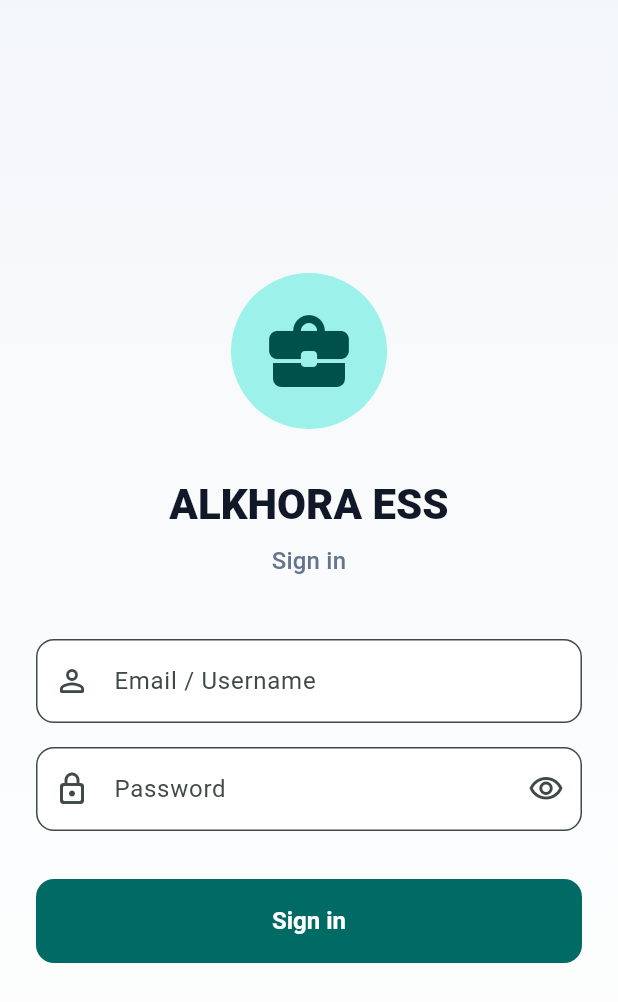
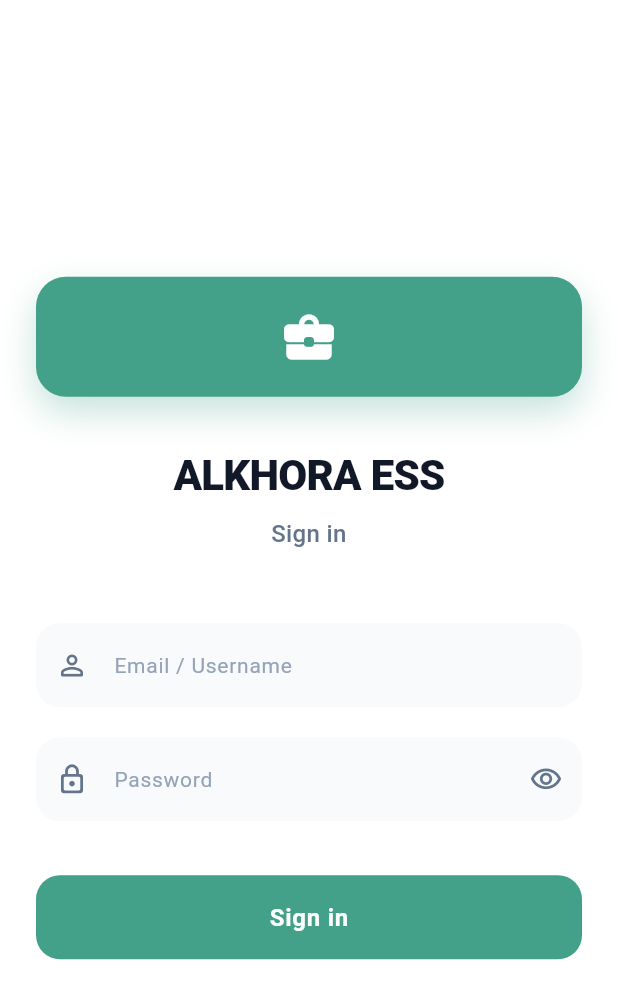
Before and after one commit to aDu944/alkhora_ess_run, a Flutter app: the screen it shows after launch, on a phone screen of 412 x 824 dp. Shown: the top 1002 px of the screen. Run offline on Flutter 3.47's test engine with Material 3 defaults, Android fonts, the phone set to English and light mode, and no system bars; our stand-ins replace connectivity_plus, cookie_jar, dio, dio_cookie_manager, flutter_riverpod, flutter_secure_storage and 5 more; accounts and stored records are empty.

Commit message:
Refactor login page UI for improved design and user experience, adding responsive padding and enhancing error handling in SnackBar notifications.

```diff
--- a/lib/src/features/auth/login_page.dart
+++ b/lib/src/features/auth/login_page.dart
@@ -29,36 +29,34 @@
     final t = context.texts(ref);
     final auth = ref.watch(authControllerProvider);
     final theme = Theme.of(context);
+    final size = MediaQuery.of(context).size;
 
     ref.listen(authControllerProvider, (prev, next) {
       next.whenOrNull(
         error: (_, __) {
+          if (mounted) {
             ScaffoldMessenger.of(context).showSnackBar(
               SnackBar(
                 content: Text(t.invalidLogin),
                 backgroundColor: theme.colorScheme.error,
+                behavior: SnackBarBehavior.floating,
+                shape: RoundedRectangleBorder(borderRadius: BorderRadius.circular(12)),
               ),
             );
+          }
         },
       );
     });
 
     return Scaffold(
-      body: Container(
-        decoration: const BoxDecoration(
-          gradient: LinearGradient(
-            begin: Alignment.topCenter,
-            end: Alignment.bottomCenter,
-            colors: [
-              Color(0xFFF4F7F9),
-              Color(0xFFFFFFFF),
-            ],
-          ),
-        ),
-        child: SafeArea(
+      backgroundColor: Colors.white,
+      body: SafeArea(
         child: Center(
           child: SingleChildScrollView(
-              padding: const EdgeInsets.all(24),
+            padding: EdgeInsets.symmetric(
+              horizontal: 24,
+              vertical: size.height * 0.1,
+            ),
             child: ConstrainedBox(
               constraints: const BoxConstraints(maxWidth: 400),
               child: Form(
@@ -67,54 +65,102 @@
                   mainAxisAlignment: MainAxisAlignment.center,
                   crossAxisAlignment: CrossAxisAlignment.stretch,
                   children: [
-                      // App Logo/Icon
+                    // Logo/Brand Section
                     Container(
-                        padding: const EdgeInsets.all(20),
+                      width: 80,
+                      height: 80,
                       decoration: BoxDecoration(
-                          color: theme.colorScheme.primaryContainer,
-                          shape: BoxShape.circle,
+                        color: const Color(0xFF43A089),
+                        borderRadius: BorderRadius.circular(20),
+                        boxShadow: [
+                          BoxShadow(
+                            color: const Color(0xFF43A089).withOpacity(0.3),
+                            blurRadius: 20,
+                            offset: const Offset(0, 10),
                           ),
-                        child: Icon(
+                        ],
+                      ),
+                      child: const Icon(
                         Icons.business_center_rounded,
-                          size: 64,
-                          color: theme.colorScheme.onPrimaryContainer,
+                        size: 40,
+                        color: Colors.white,
                       ),
                     ),
                     const SizedBox(height: 32),
 
-                      // App Title
+                    // Title Section
                     Text(
                       t.appTitle,
                       textAlign: TextAlign.center,
-                        style: theme.textTheme.headlineMedium?.copyWith(
+                      style: const TextStyle(
+                        fontSize: 28,
                         fontWeight: FontWeight.w800,
-                          color: const Color(0xFF111827),
+                        color: Color(0xFF111827),
+                        letterSpacing: -0.5,
                       ),
                     ),
                     const SizedBox(height: 8),
                     Text(
                       t.loginTitle,
                       textAlign: TextAlign.center,
-                        style: theme.textTheme.titleMedium?.copyWith(
-                          color: const Color(0xFF64748B),
+                      style: const TextStyle(
+                        fontSize: 16,
+                        fontWeight: FontWeight.w500,
+                        color: Color(0xFF64748B),
                       ),
                     ),
-                      const SizedBox(height: 40),
+                    const SizedBox(height: 48),
 
-                      // Email/Username Field
+                    // Username Field - Flat Design
                     TextFormField(
                       controller: _userCtrl,
                       keyboardType: TextInputType.emailAddress,
                       textInputAction: TextInputAction.next,
                       autofillHints: const [AutofillHints.username, AutofillHints.email],
+                      style: const TextStyle(fontSize: 16),
                       decoration: InputDecoration(
                         labelText: t.emailOrUsername,
-                          prefixIcon: const Icon(Icons.person_outline_rounded),
-                          border: OutlineInputBorder(
-                            borderRadius: BorderRadius.circular(12),
+                        labelStyle: const TextStyle(
+                          color: Color(0xFF94A3B8),
+                          fontSize: 14,
+                        ),
+                        hintStyle: const TextStyle(color: Color(0xFFCBD5E1)),
+                        prefixIcon: const Icon(
+                          Icons.person_outline_rounded,
+                          color: Color(0xFF64748B),
+                          size: 22,
                         ),
                         filled: true,
-                          fillColor: Colors.white,
+                        fillColor: const Color(0xFFF8FAFC),
+                        border: OutlineInputBorder(
+                          borderRadius: BorderRadius.circular(16),
+                          borderSide: BorderSide.none,
+                        ),
+                        enabledBorder: OutlineInputBorder(
+                          borderRadius: BorderRadius.circular(16),
+                          borderSide: BorderSide.none,
+                        ),
+                        focusedBorder: OutlineInputBorder(
+                          borderRadius: BorderRadius.circular(16),
+                          borderSide: const BorderSide(
+                            color: Color(0xFF43A089),
+                            width: 2,
+                          ),
+                        ),
+                        errorBorder: OutlineInputBorder(
+                          borderRadius: BorderRadius.circular(16),
+                          borderSide: BorderSide(
+                            color: theme.colorScheme.error,
+                            width: 1,
+                          ),
+                        ),
+                        focusedErrorBorder: OutlineInputBorder(
+                          borderRadius: BorderRadius.circular(16),
+                          borderSide: BorderSide(
+                            color: theme.colorScheme.error,
+                            width: 2,
+                          ),
+                        ),
                       ),
                       validator: (value) {
                         if (value == null || value.trim().isEmpty) {
@@ -123,27 +169,69 @@
                         return null;
                       },
                     ),
-                      const SizedBox(height: 16),
+                    const SizedBox(height: 20),
 
-                      // Password Field
+                    // Password Field - Flat Design
                     TextFormField(
                       controller: _passCtrl,
                       obscureText: _obscure,
                       textInputAction: TextInputAction.done,
                       autofillHints: const [AutofillHints.password],
                       onFieldSubmitted: (_) => _handleLogin(auth),
+                      style: const TextStyle(fontSize: 16),
                       decoration: InputDecoration(
                         labelText: t.password,
-                          prefixIcon: const Icon(Icons.lock_outline_rounded),
+                        labelStyle: const TextStyle(
+                          color: Color(0xFF94A3B8),
+                          fontSize: 14,
+                        ),
+                        hintStyle: const TextStyle(color: Color(0xFFCBD5E1)),
+                        prefixIcon: const Icon(
+                          Icons.lock_outline_rounded,
+                          color: Color(0xFF64748B),
+                          size: 22,
+                        ),
                         suffixIcon: IconButton(
                           onPressed: () => setState(() => _obscure = !_obscure),
-                            icon: Icon(_obscure ? Icons.visibility_outlined : Icons.visibility_off_outlined),
+                          icon: Icon(
+                            _obscure
+                                ? Icons.visibility_outlined
+                                : Icons.visibility_off_outlined,
+                            color: const Color(0xFF64748B),
+                            size: 22,
                           ),
-                          border: OutlineInputBorder(
-                            borderRadius: BorderRadius.circular(12),
                         ),
                         filled: true,
-                          fillColor: Colors.white,
+                        fillColor: const Color(0xFFF8FAFC),
+                        border: OutlineInputBorder(
+                          borderRadius: BorderRadius.circular(16),
+                          borderSide: BorderSide.none,
+                        ),
+                        enabledBorder: OutlineInputBorder(
+                          borderRadius: BorderRadius.circular(16),
+                          borderSide: BorderSide.none,
+                        ),
+                        focusedBorder: OutlineInputBorder(
+                          borderRadius: BorderRadius.circular(16),
+                          borderSide: const BorderSide(
+                            color: Color(0xFF43A089),
+                            width: 2,
+                          ),
+                        ),
+                        errorBorder: OutlineInputBorder(
+                          borderRadius: BorderRadius.circular(16),
+                          borderSide: BorderSide(
+                            color: theme.colorScheme.error,
+                            width: 1,
+                          ),
+                        ),
+                        focusedErrorBorder: OutlineInputBorder(
+                          borderRadius: BorderRadius.circular(16),
+                          borderSide: BorderSide(
+                            color: theme.colorScheme.error,
+                            width: 2,
+                          ),
+                        ),
                       ),
                       validator: (value) {
                         if (value == null || value.isEmpty) {
@@ -152,24 +240,29 @@
                         return null;
                       },
                     ),
-                      const SizedBox(height: 32),
+                    const SizedBox(height: 36),
 
-                      // Sign In Button
-                      FilledButton(
+                    // Sign In Button - Flat Design
+                    SizedBox(
+                      height: 56,
+                      child: ElevatedButton(
                         onPressed: auth.isLoading ? null : () => _handleLogin(auth),
-                        style: FilledButton.styleFrom(
-                          padding: const EdgeInsets.symmetric(vertical: 16),
+                        style: ElevatedButton.styleFrom(
+                          backgroundColor: const Color(0xFF43A089),
+                          foregroundColor: Colors.white,
+                          elevation: 0,
+                          shadowColor: Colors.transparent,
                           shape: RoundedRectangleBorder(
-                            borderRadius: BorderRadius.circular(12),
+                            borderRadius: BorderRadius.circular(16),
                           ),
-                          backgroundColor: theme.colorScheme.primary,
+                          disabledBackgroundColor: const Color(0xFFCBD5E1),
                         ),
                         child: auth.isLoading
                             ? const SizedBox(
-                                height: 20,
-                                width: 20,
+                                height: 24,
+                                width: 24,
                                 child: CircularProgressIndicator(
-                                  strokeWidth: 2,
+                                  strokeWidth: 2.5,
                                   valueColor: AlwaysStoppedAnimation<Color>(Colors.white),
                                 ),
                               )
@@ -177,12 +270,13 @@
                                 t.signIn,
                                 style: const TextStyle(
                                   fontSize: 16,
-                                  fontWeight: FontWeight.w600,
+                                  fontWeight: FontWeight.w700,
+                                  letterSpacing: 0.5,
+                                ),
                               ),
                       ),
                     ),
                   ],
-                  ),
                 ),
               ),
             ),
--- a/lib/src/features/home/attendance_controller.dart
+++ b/lib/src/features/home/attendance_controller.dart
@@ -400,13 +400,20 @@
         accuracy: pos.accuracy,
       );
       await _refresh(current.copyWith(employeeId: emp));
-    } catch (e) {
+    } catch (e, stackTrace) {
+      // Log the full error details for debugging
+      debugPrint('=== CHECK-IN ERROR ===');
+      debugPrint('Error type: ${e.runtimeType}');
+      debugPrint('Error: $e');
+      debugPrint('Stack trace: $stackTrace');
+
       // If online check-in fails, queue it for offline sync
       try {
         await OfflineQueue.enqueueAttendance(action);
         await _refresh(current);
-      } catch (_) {
-        // Even queuing failed, log it
+        debugPrint('Check-in queued for offline sync');
+      } catch (queueError) {
+        debugPrint('Failed to queue check-in: $queueError');
       }
 
       // Convert API errors to StateError with readable messages
@@ -415,6 +422,7 @@
       } else {
         // Extract error message from DioException or other exceptions
         final errorMsg = e.toString();
+        debugPrint('Wrapping error as StateError: $errorMsg');
         throw StateError(errorMsg);
       }
     }
```
Lines whose indentation alone changed are shown as unchanged.
